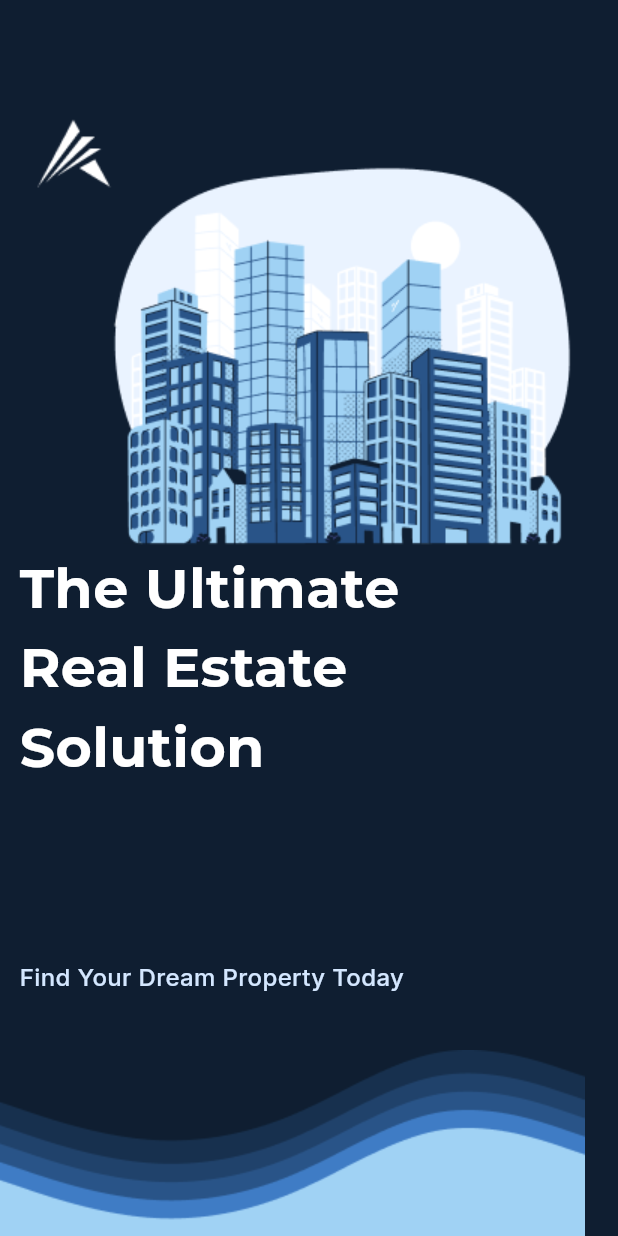
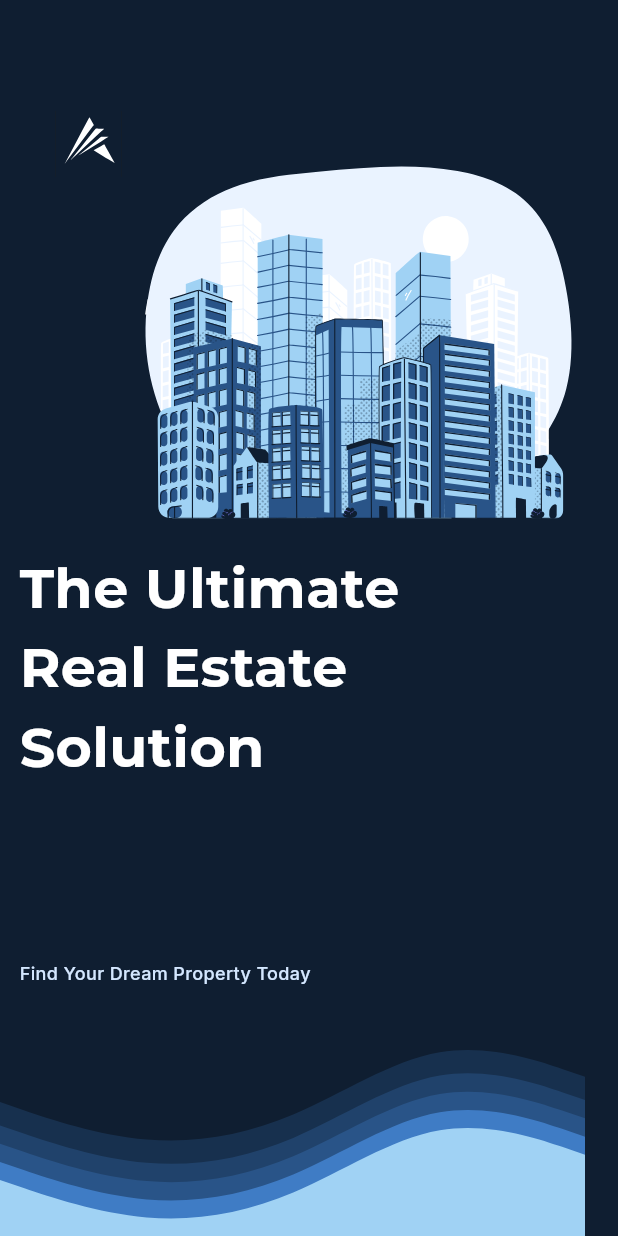
Before and after one commit to itchoh/Akarati_Project, a Flutter app: the screen it shows after launch, on a phone screen of 412 x 824 dp. Run offline on Flutter 3.47's test engine with Material 3 defaults, Android fonts, the phone set to English and light mode, and no system bars; our stand-ins replace flutter_svg, get, google_fonts, loading_animation_widget.

```diff
--- a/lib/src/core/images.dart
+++ b/lib/src/core/images.dart
@@ -1,7 +1,7 @@
 class AssetsData {
   static const AkaratiColoredLogo = 'assets/AkaratiLogo_Colored.png';
-  static const AkaratiUnColoredLogo = 'assets/AkaratiLogo_Uncolored.png';
-  static const Buildings = "assets/Buildings.png";
-  static const UnderWaves = "assets/UnderWaves.png";
-  static const Arrow = "assets/Arrow_Right.png";
+  static const AkaratiUnColoredLogo = 'assets/AkaratiLogo_Uncolored.svg';
+  static const Buildings = "assets/Buildings.svg";
+  static const UnderWaves = "assets/UnderWaves.svg";
+  static const Arrow = "assets/Arrow_Right.svg";
 }
--- a/lib/src/core/styles.dart
+++ b/lib/src/core/styles.dart
@@ -35,22 +35,22 @@ abstract class Styles {
   );
   static TextStyle textStyle54 = GoogleFonts.montserrat(
     color: Colors.black,
-    fontSize: 54,
+    fontSize: 41,
     fontWeight: FontWeight.w700,
   );
   static TextStyle textStyleInter16 = GoogleFonts.inter(
     color: const Color(0xFFD4E7FF),
-    fontSize: 16,
+    fontSize: 12,
     fontWeight: FontWeight.w500,
   );
   static TextStyle textStyleInterWhite16 = GoogleFonts.inter(
     color: Colors.white,
-    fontSize: 16,
+    fontSize: 12,
     fontWeight: FontWeight.w500,
   );
   static TextStyle textStyleInterWhite28 = GoogleFonts.inter(
     color: const Color(0xFFD4E7FF),
-    fontSize: 28,
+    fontSize: 22,
     fontWeight: FontWeight.w700,
   );
 }
--- a/lib/src/feature/OnBoarding_Splash/presentation/Views/widgets/OnBoardingSplashViewBody.dart
+++ b/lib/src/feature/OnBoarding_Splash/presentation/Views/widgets/OnBoardingSplashViewBody.dart
@@ -4,6 +4,7 @@ import 'package:akarati/src/core/styles.dart';
 import 'package:akarati/src/feature/Logo_Splash/presentation/views/Logo_Splash_View.dart';
 import 'package:akarati/src/feature/Welcome_Splash/presentation/Views/Welcome_Splash_View.dart';
 import 'package:flutter/material.dart';
+import 'package:flutter_svg/flutter_svg.dart';
 
 class Onboardingsplashviewbody extends StatefulWidget {
   const Onboardingsplashviewbody({super.key});
@@ -17,7 +18,7 @@ class _OnboardingsplashviewbodyState extends State<Onboardingsplashviewbody> {
   @override
   void initState() {
     super.initState();
-     delayed_navigation(WelcomeSplashView());
+    delayed_navigation(WelcomeSplashView());
   }
 
   @override
@@ -27,14 +28,18 @@ class _OnboardingsplashviewbodyState extends State<Onboardingsplashviewbody> {
         Positioned(
           left: 16,
           top: 74,
-          child: Image.asset(
+          right: 310,
+          bottom: 706,
+          child: SvgPicture.asset(
             AssetsData.AkaratiUnColoredLogo,
           ),
         ),
         Positioned(
           left: 65,
           top: 91,
-          child: Image.asset(
+          bottom: 433,
+          right: 5,
+          child: SvgPicture.asset(
             AssetsData.Buildings,
           ),
         ),
@@ -58,7 +63,7 @@ class _OnboardingsplashviewbodyState extends State<Onboardingsplashviewbody> {
         ),
         Positioned(
           top: 700,
-          child: Image.asset(
+          child: SvgPicture.asset(
             AssetsData.UnderWaves,
           ),
         ),
--- a/pubspec.yaml
+++ b/pubspec.yaml
@@ -39,6 +39,7 @@ dependencies:
   modal_progress_hud_nsn: ^0.5.1
   flutter_bloc: ^9.1.0
   google_fonts: ^6.2.1
+  flutter_svg: ^2.1.0
 
 
 dev_dependencies:
```
Also changed, not shown: lib/src/feature/Akarati_Splash/presentation/views/widgets/Akarati_Splash_View_body.dart (+23 -7 lines), lib/src/feature/Welcome_Splash/presentation/Views/widgets/Welcome_Splash_View_Body.dart (+7 -4 lines), assets/AkaratiLogo_Uncolored.png (deleted), assets/AkaratiLogo_Uncolored.svg (added), assets/Arrow_Right.png (deleted), assets/Arrow_Right.svg (added), assets/Buildings.png (deleted), assets/Buildings.svg (added), assets/UnderWaves.png (deleted), assets/UnderWaves.svg (added), pubspec.lock.
